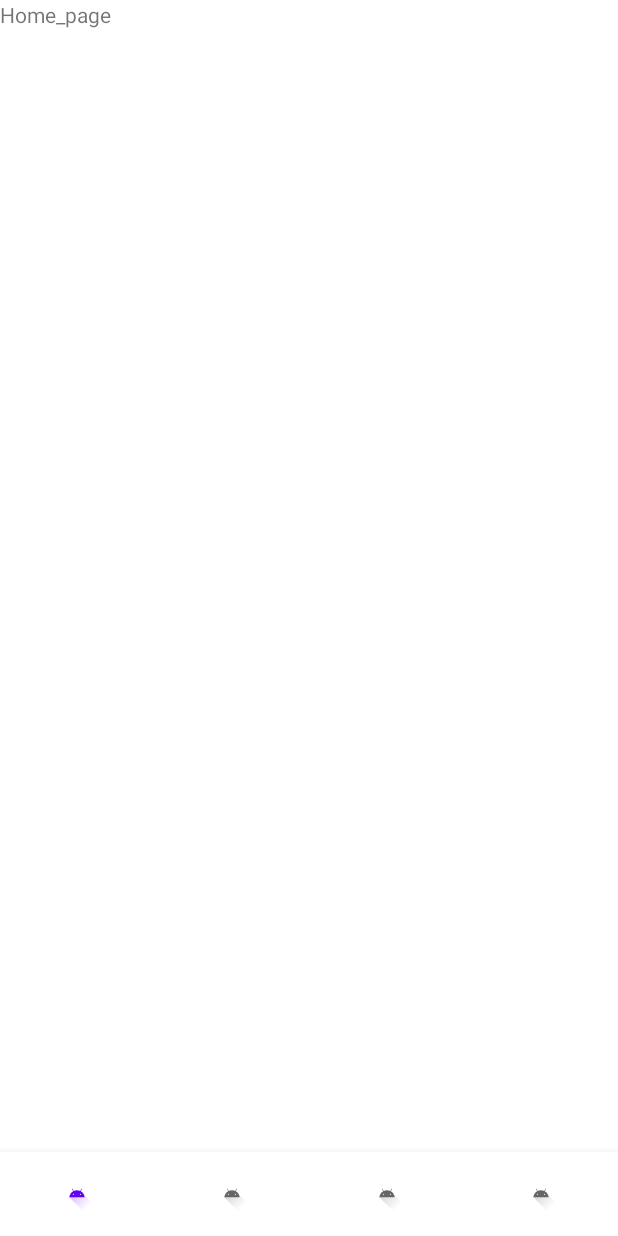
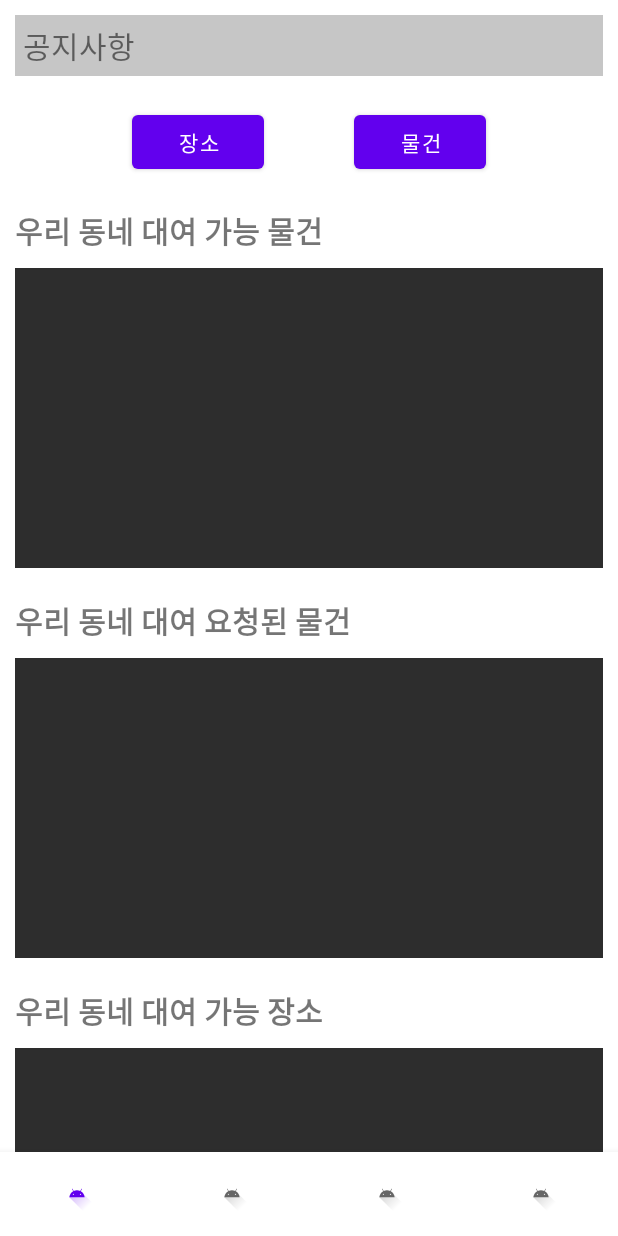
Before and after one commit to Kwonminwoo/rental-service-android, an Android app: the screen it shows after launch (MainActivity), on a phone screen of 412 x 824 dp. Before the commit the screen is almost empty. Run offline under Robolectric (Android 15) with nearby library versions, the phone set to English and light mode, and no system bars.

Commit message:
홈 프레그먼트 레이아웃 틀 제작

```diff
--- a/app/src/main/java/com/example/rental_service/Fragment_Home.java
+++ b/app/src/main/java/com/example/rental_service/Fragment_Home.java
@@ -4,21 +4,45 @@ import android.os.Bundle;
 import android.view.LayoutInflater;
 import android.view.View;
 import android.view.ViewGroup;
+import android.widget.Button;
+import android.widget.TextView;
+import android.widget.Toast;
 
 import androidx.annotation.NonNull;
 import androidx.annotation.Nullable;
 import androidx.fragment.app.Fragment;
 
 public class Fragment_Home extends Fragment {
+    TextView notice;
+    Button btnPlace, btnStuff;
 
     public Fragment_Home() {
         // Required empty public constructor
     }
 
-
     @Nullable
     @Override
     public View onCreateView(@NonNull LayoutInflater inflater, @NonNull ViewGroup container, @NonNull Bundle savedInstanceState) {
-        return inflater.inflate(R.layout.fragment_home, container, false);
+        View view = inflater.inflate(R.layout.fragment_home, container, false);
+
+        notice = (TextView) view.findViewById(R.id.notice);
+        btnPlace = (Button) view.findViewById(R.id.btnPlace);
+        btnStuff = (Button) view.findViewById(R.id.btnStuff);
+
+        btnPlace.setOnClickListener(new View.OnClickListener() {
+            @Override
+            public void onClick(View view) {
+
+            }
+        });
+
+        btnStuff.setOnClickListener(new View.OnClickListener() {
+            @Override
+            public void onClick(View view) {
+
+            }
+        });
+
+        return view;
     }
 }
--- a/app/src/main/res/layout/fragment_home.xml
+++ b/app/src/main/res/layout/fragment_home.xml
@@ -5,10 +5,108 @@
     android:layout_height="match_parent"
     tools:context=".Fragment_Home">
 
-    <!-- TODO: Update blank fragment layout -->
-    <TextView
+    <!--임시 틀-->
+
+    <ScrollView
         android:layout_width="match_parent"
-        android:layout_height="match_parent"
-        android:text="Home_page" />
+        android:layout_height="match_parent">
+
+        <LinearLayout
+            android:layout_width="match_parent"
+            android:layout_height="match_parent"
+            android:orientation="vertical">
+
+            <TextView
+                android:id="@+id/notice"
+                android:layout_width="match_parent"
+                android:layout_height="wrap_content"
+                android:text="공지사항"
+                android:textSize="20dp"
+                android:layout_margin="10dp"
+                android:padding="5dp"
+                android:background="#C6C6C6"/>
+
+            <LinearLayout
+                android:layout_width="match_parent"
+                android:layout_height="wrap_content"
+                android:orientation="horizontal"
+                android:gravity="center">
+                <Button
+                    android:id="@+id/btnPlace"
+                    android:layout_width="wrap_content"
+                    android:layout_height="wrap_content"
+                    android:text="장소"
+                    android:layout_marginTop="10dp"
+                    android:layout_marginRight="30dp"
+                    android:layout_marginBottom="10dp"></Button>
+
+                <Button
+                    android:id="@+id/btnStuff"
+                    android:layout_width="wrap_content"
+                    android:layout_height="wrap_content"
+                    android:text="물건"
+                    android:layout_marginTop="10dp"
+                    android:layout_marginLeft="30dp"
+                    android:layout_marginBottom="10dp"></Button>
+            </LinearLayout>
+
+            <LinearLayout
+                android:layout_width="match_parent"
+                android:layout_height="wrap_content"
+                android:orientation="vertical"
+                android:layout_margin="10dp">
+                <TextView
+                    android:layout_width="match_parent"
+                    android:layout_height="wrap_content"
+                    android:text="우리 동네 대여 가능 물건"
+                    android:textSize="20dp"
+                    android:textStyle="bold"
+                    android:layout_marginBottom="10dp"/>
+
+                <!--나중에 수정할 것 imageviews-->
+                <ImageView
+                    android:layout_width="match_parent"
+                    android:layout_height="200dp"
+                    android:background="#2d2d2d"/>
+            </LinearLayout>
+
+            <LinearLayout
+                android:layout_width="match_parent"
+                android:layout_height="wrap_content"
+                android:orientation="vertical"
+                android:layout_margin="10dp">
+                <TextView
+                    android:layout_width="match_parent"
+                    android:layout_height="wrap_content"
+                    android:text="우리 동네 대여 요청된 물건"
+                    android:textSize="20dp"
+                    android:textStyle="bold"
+                    android:layout_marginBottom="10dp"/>
+                <ImageView
+                    android:layout_width="match_parent"
+                    android:layout_height="200dp"
+                    android:background="#2d2d2d"/>
+            </LinearLayout>
+
+            <LinearLayout
+                android:layout_width="match_parent"
+                android:layout_height="wrap_content"
+                android:orientation="vertical"
+                android:layout_margin="10dp">
+                <TextView
+                    android:layout_width="match_parent"
+                    android:layout_height="wrap_content"
+                    android:text="우리 동네 대여 가능 장소"
+                    android:textSize="20dp"
+                    android:textStyle="bold"
+                    android:layout_marginBottom="10dp"/>
+                <ImageView
+                    android:layout_width="match_parent"
+                    android:layout_height="200dp"
+                    android:background="#2d2d2d"/>
+            </LinearLayout>
+        </LinearLayout>
+    </ScrollView>
+
 
 </FrameLayout>
```
